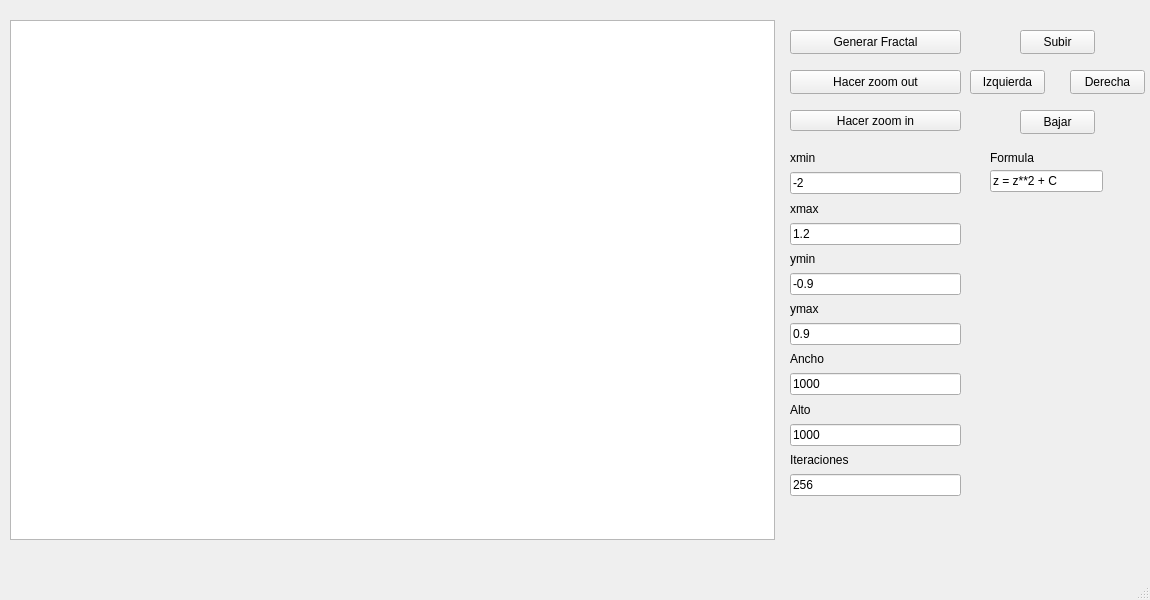
Old version of the form MandelbrotGUI.ui in the repository Gonzml1/Boundary.
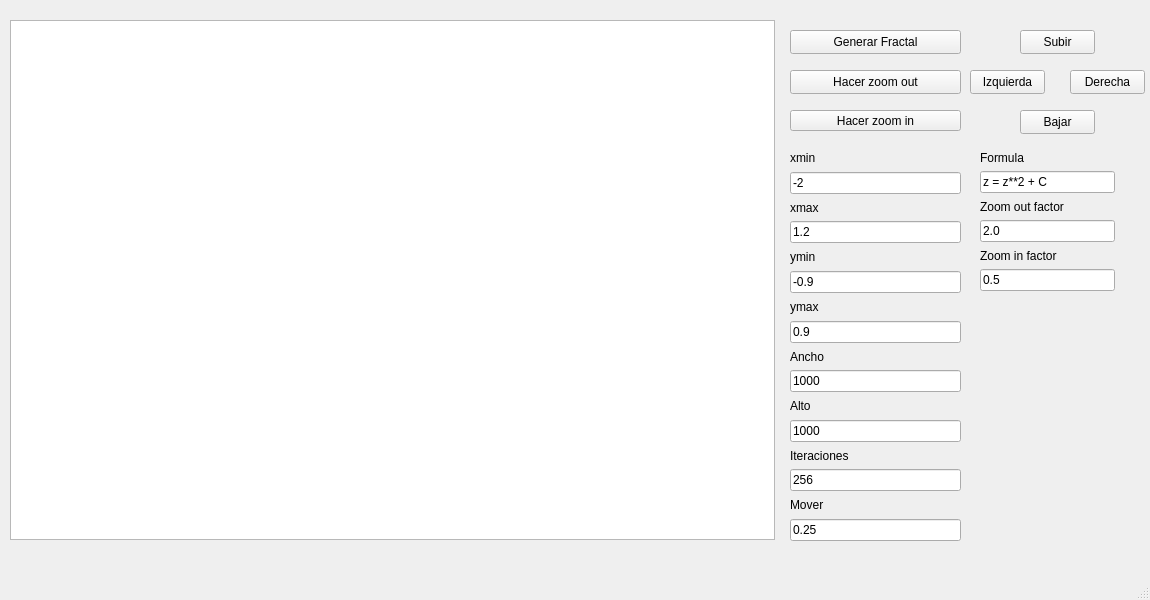
New version of the form. Icons and pictures are not drawn.

Commit message: Entrada de factores

Patch:
```diff
--- a/MandelbrotGUI.ui
+++ b/MandelbrotGUI.ui
@@ -37,7 +37,7 @@
       <x>790</x>
       <y>150</y>
       <width>171</width>
-      <height>346</height>
+      <height>391</height>
      </rect>
     </property>
     <layout class="QVBoxLayout" name="verticalLayout">
@@ -139,6 +139,20 @@
        </property>
       </widget>
      </item>
+     <item>
+      <widget class="QLabel" name="mover_label">
+       <property name="text">
+        <string>Mover </string>
+       </property>
+      </widget>
+     </item>
+     <item>
+      <widget class="QLineEdit" name="mover_entrada">
+       <property name="text">
+        <string>0.25</string>
+       </property>
+      </widget>
+     </item>
     </layout>
    </widget>
    <widget class="QGraphicsView" name="Grafica_mostrar">
@@ -229,31 +243,59 @@
      <string>Bajar</string>
     </property>
    </widget>
-   <widget class="QLineEdit" name="formula_entrada">
+   <widget class="QWidget" name="">
     <property name="geometry">
      <rect>
-      <x>990</x>
-      <y>170</y>
-      <width>113</width>
-      <height>22</height>
-     </rect>
-    </property>
-    <property name="text">
-     <string>z = z**2 + C</string>
-    </property>
-   </widget>
-   <widget class="QLabel" name="formula_label">
-    <property name="geometry">
-     <rect>
-      <x>990</x>
+      <x>980</x>
       <y>150</y>
-      <width>71</width>
-      <height>16</height>
+      <width>135</width>
+      <height>141</height>
      </rect>
     </property>
-    <property name="text">
-     <string>Formula</string>
-    </property>
+    <layout class="QVBoxLayout" name="verticalLayout_2">
+     <item>
+      <widget class="QLabel" name="formula_label">
+       <property name="text">
+        <string>Formula</string>
+       </property>
+      </widget>
+     </item>
+     <item>
+      <widget class="QLineEdit" name="formula_entrada">
+       <property name="text">
+        <string>z = z**2 + C</string>
+       </property>
+      </widget>
+     </item>
+     <item>
+      <widget class="QLabel" name="zoom_out_factor_label">
+       <property name="text">
+        <string>Zoom out factor</string>
+       </property>
+      </widget>
+     </item>
+     <item>
+      <widget class="QLineEdit" name="zoom_out_factor_entrada">
+       <property name="text">
+        <string>2.0</string>
+       </property>
+      </widget>
+     </item>
+     <item>
+      <widget class="QLabel" name="zoom_in_factor_label">
+       <property name="text">
+        <string>Zoom in factor</string>
+       </property>
+      </widget>
+     </item>
+     <item>
+      <widget class="QLineEdit" name="zoom_in_factor_entrada">
+       <property name="text">
+        <string>0.5</string>
+       </property>
+      </widget>
+     </item>
+    </layout>
    </widget>
   </widget>
   <widget class="QMenuBar" name="menubar">
```
The commit also changes 5 other files.
